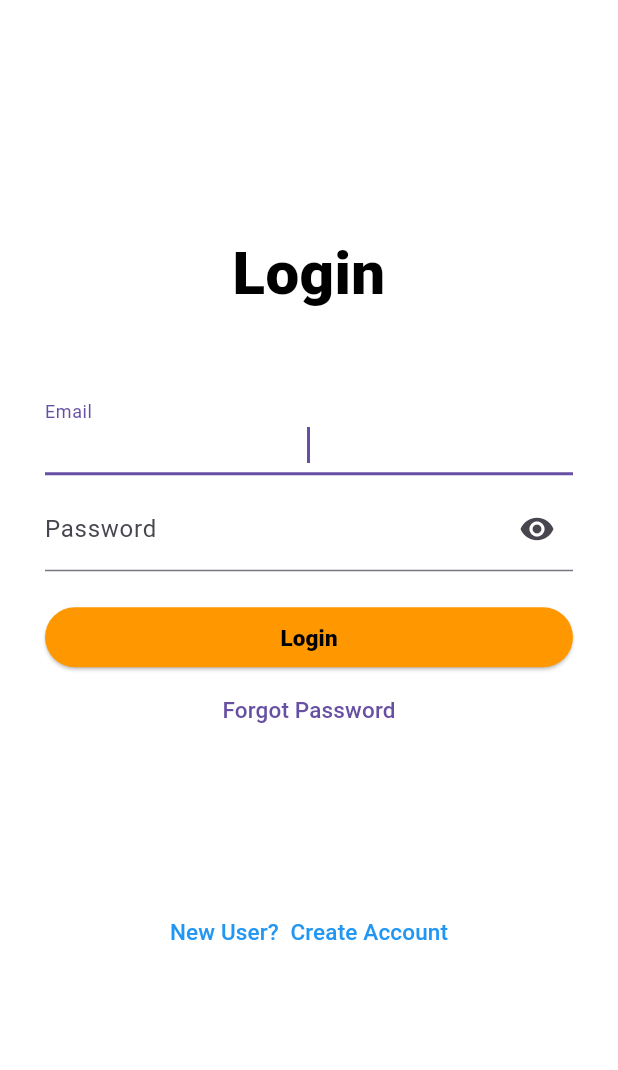
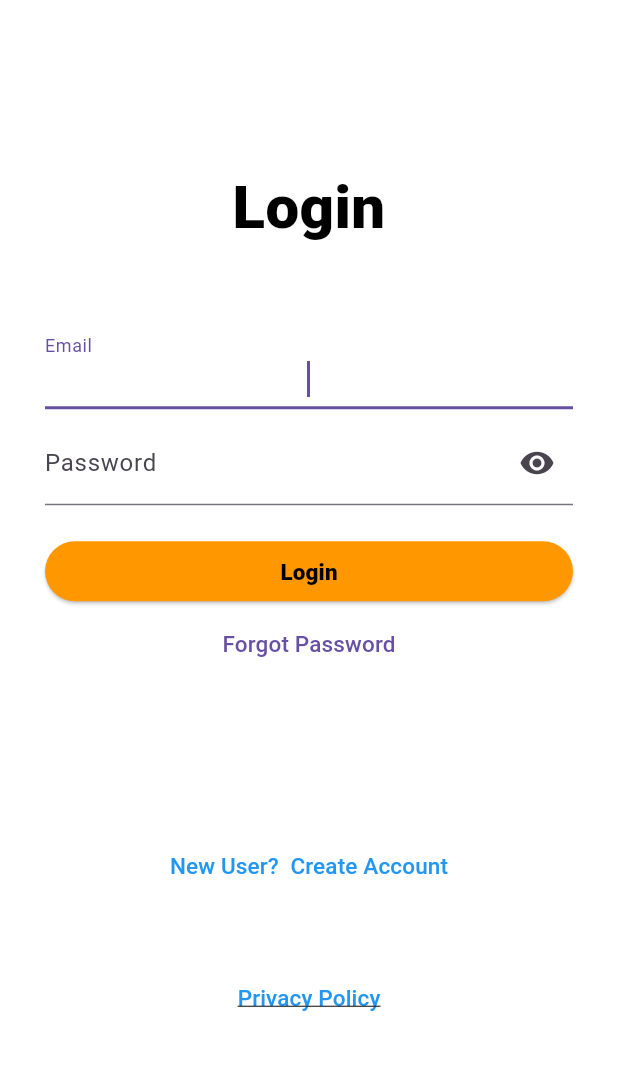
Before and after one commit to nathan-kane/deal_diligence, a Flutter app: the screen it shows after launch, on a phone screen of 412 x 824 dp, the part 61-1131 px from its top. Run offline on Flutter 3.47's test engine with Material 3 defaults, Android fonts, the phone set to English and light mode, and no system bars; our stand-ins replace cloud_firestore, dartz, equatable, firebase_auth, firebase_core, flutter_credit_card and 11 more; missing offline and left inert: add_2_calendar, flutter_stripe, googleapis; accounts and stored records are empty.

Commit message:
Fixed money format and added privacy policy link to login screen

```diff
--- a/lib/Providers/trxn_provider.dart
+++ b/lib/Providers/trxn_provider.dart
@@ -35,9 +35,6 @@ class Trxn {
   String? titleCompanyId;
   String? mortgageCompanyId;
   String? otherAgentCompanyId;
-  // String? otherAgentPhone;
-  // String? otherAgentEmail;
-  // String? otherPartyClient;
   String? otherPartyTitleCompanyId;
   String? trxnStatus;
   //var uuId = Uuid();
@@ -68,9 +65,6 @@ class Trxn {
     this.titleCompanyId,
     this.mortgageCompanyId,
     this.otherAgentCompanyId,
-    // this.otherAgentPhone,
-    // this.otherAgentEmail,
-    // this.otherPartyClient,
     this.otherPartyTitleCompanyId,
     this.trxnStatus,
     //this.uuId = Uuid(),
--- a/lib/screens/login_screen.dart
+++ b/lib/screens/login_screen.dart
@@ -18,11 +18,14 @@ import 'package:deal_diligence/screens/widgets/my_appbar.dart';
 import 'package:firebase_auth/firebase_auth.dart';
 import 'package:flutter/material.dart';
 import 'package:flutter_riverpod/flutter_riverpod.dart';
+import 'package:url_launcher/url_launcher.dart';
 
 final usersRef = FirebaseFirestore.instance.collection('users');
 final companyRef = FirebaseFirestore.instance.collection('company');
 final mlsRef = FirebaseFirestore.instance.collection('mls');
 final _db = FirebaseFirestore.instance;
+final Uri _privacyURI =
+    Uri.parse('https://dealdiligencecentral.com/privacy_policy.html');
 
 class LoginScreen extends ConsumerStatefulWidget {
   static const String id = 'login_screen';
@@ -296,7 +299,9 @@ class _LoginScreenState extends ConsumerState<LoginScreen> {
                   ),
                 ),
               ),
-              const SizedBox(height: 20.0,),
+              const SizedBox(
+                height: 20.0,
+              ),
               ElevatedButton(
                   onPressed: () async {
                     setState(() {
@@ -441,10 +446,31 @@ class _LoginScreenState extends ConsumerState<LoginScreen> {
                       builder: (context) => const UserRegisterScreen()));
                 },
               ),
+              const SizedBox(
+                height: 40,
+              ),
+              TextButton(
+                child: const Text(
+                  'Privacy Policy',
+                  style: TextStyle(
+                      fontSize: 15,
+                      color: Colors.blue,
+                      decoration: TextDecoration.underline),
+                ),
+                onPressed: () {
+                  _launchInBrowser();
+                },
+              ),
             ],
           ),
         ),
       ),
     );
   }
+
+  Future<void> _launchInBrowser() async {
+    if (!await launchUrl(_privacyURI)) {
+      throw Exception('Could not launch $_privacyURI');
+    }
+  }
 }
--- a/lib/screens/main_screen.dart
+++ b/lib/screens/main_screen.dart
@@ -313,7 +313,11 @@ class SideDrawer extends StatelessWidget {
                   Icons.private_connectivity,
                   color: Colors.blueAccent,
                 ),
-                title: const Text('Privacy Policy'),
+                title: const Text(
+                  'Privacy Policy',
+                  style: TextStyle(
+                      color: Colors.blue, decoration: TextDecoration.underline),
+                ),
                 onTap: () {
                   if (kIsWeb) {
                     _launchInBrowser();
```
Also changed, not shown: lib/screens/transaction_detail_screen.dart (+48 -22 lines).
